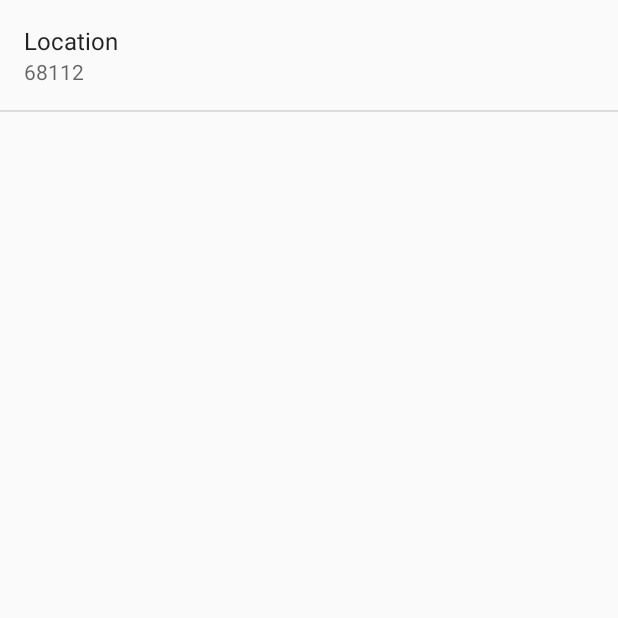
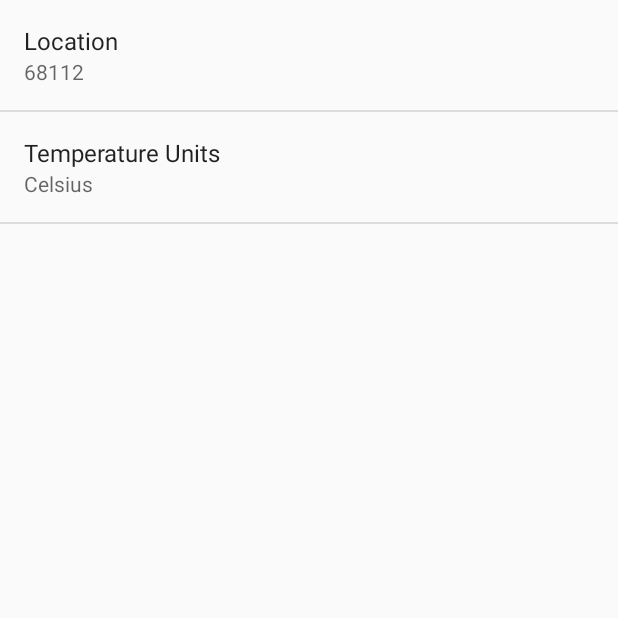
Before and after one commit to mbmunns/Sunshine, an Android app: the screen it shows after launch (SettingsActivity), in the options menu, after a tap on "Settings", on a phone screen of 412 x 824 dp, the top half of it. Run offline under Robolectric (Android 15) with nearby library versions, the phone set to English and light mode, and no system bars; 11 statements that could not run were skipped.

Commit message:
lesson 3.10

```diff
--- a/app/src/main/java/edu/unmc/sunshine/app/ForecastFragment.java
+++ b/app/src/main/java/edu/unmc/sunshine/app/ForecastFragment.java
@@ -18,7 +18,6 @@ import android.view.ViewGroup;
 import android.widget.AdapterView;
 import android.widget.ArrayAdapter;
 import android.widget.ListView;
-import android.widget.Toast;
 
 import org.json.JSONArray;
 import org.json.JSONException;
@@ -32,8 +31,6 @@ import java.net.HttpURLConnection;
 import java.net.URL;
 import java.text.SimpleDateFormat;
 import java.util.ArrayList;
-import java.util.Arrays;
-import java.util.List;
 
 /**
  * Encapsulates fetching the forecast and displaying it as a {@link ListView} layout.
@@ -146,7 +143,18 @@ public class ForecastFragment extends Fragment {
         /**
          * Prepare the weather high/lows for presentation.
          */
-        private String formatHighLows(double high, double low) {
+        private String formatHighLows(double high, double low, String unitType) {
+
+            if (unitType.equals(getString(R.string.pref_units_imperial))) {
+                high = (high * 1.8) + 32;
+                low = (low * 1.8) + 32;
+            } else if (unitType.equals(getString(R.string.pref_units_kelvin))) {
+                high = high * 274.15;
+                low = low * 274.15;
+            } else if (!unitType.equals(getString(R.string.pref_units_metric))) {
+                Log.d(LOG_TAG, "Unit type not found: " + unitType);
+            }
+
             // For presentation, assume the user doesn't care about tenths of a degree.
             long roundedHigh = Math.round(high);
             long roundedLow = Math.round(low);
@@ -202,6 +210,18 @@ public class ForecastFragment extends Fragment {
             dayTime = new Time();
 
             String[] resultStrs = new String[numDays];
+
+            // Data is fetched in Celsius by default.
+            // If user prefers to see in Fahrenheit, convert the values here.
+            // We do this rather than fetching in Fahrenheit so that the user can
+            // change this option without us having to re-fetch the data once
+            // we start storing the values in a database.
+            SharedPreferences sharedPrefs =
+                    PreferenceManager.getDefaultSharedPreferences(getActivity());
+            String unitType = sharedPrefs.getString(
+                    getString(R.string.pref_units_key),
+                    getString(R.string.pref_units_metric));
+
             for(int i = 0; i < numDays; i++) {
             //for(int i = 0; i < weatherArray.length(); i++) {
                 // For now, using the format "Day, description, hi/low"
@@ -230,7 +250,7 @@ public class ForecastFragment extends Fragment {
                 double high = temperatureObject.getDouble(OWM_MAX);
                 double low = temperatureObject.getDouble(OWM_MIN);
 
-                highAndLow = formatHighLows(high, low);
+                highAndLow = formatHighLows(high, low, unitType );
                 resultStrs[i] = day + " - " + description + " - " + highAndLow;
             }
 
--- a/app/src/main/java/edu/unmc/sunshine/app/SettingsActivity.java
+++ b/app/src/main/java/edu/unmc/sunshine/app/SettingsActivity.java
@@ -31,6 +31,7 @@ public class SettingsActivity extends PreferenceActivity
         // For all preferences, attach an OnPreferenceChangeListener so the UI summary can be
         // updated when the preference changes.
         bindPreferenceSummaryToValue(findPreference(getString(R.string.pref_location_key)));
+        bindPreferenceSummaryToValue(findPreference(getString(R.string.pref_units_key)));
     }
 
     /**
--- /dev/null
+++ b/app/src/main/res/values/arrays.xml
@@ -0,0 +1,15 @@
+<?xml version="1.0" encoding="utf-8"?>
+<resources>
+    <string-array name="pref_units_options">
+        <item>@string/pref_units_label_metric</item>
+        <item>@string/pref_units_label_imperial</item>
+        <item>@string/pref_units_label_kelvin</item>
+    </string-array>
+
+    <string-array name="pref_units_values">
+        <item>@string/pref_units_metric</item>
+        <item>@string/pref_units_imperial</item>
+        <item>@string/pref_units_kelvin</item>
+    </string-array>
+
+</resources>
--- a/app/src/main/res/values/strings.xml
+++ b/app/src/main/res/values/strings.xml
@@ -16,4 +16,17 @@
 
     <!-- Default postal code for location preference [CHAR LIMIT=NONE] -->
     <string name="pref_location_default" translatable="false">68112</string>
+
+
+
+    <string name="pref_units_label">Temperature Units</string>
+
+    <string name="pref_units_label_metric">Celsius</string>
+    <string name="pref_units_label_imperial">Fahrenheit</string>
+    <string name="pref_units_label_kelvin">Kelvin</string>
+    <string name="pref_units_key" translatable="false">units</string>
+    <string name="pref_units_metric" translatable="false">celsius</string>
+    <string name="pref_units_imperial" translatable="false">fahrenheit</string>
+    <string name="pref_units_kelvin" translatable="false">kelvin</string>
+
 </resources>
--- a/app/src/main/res/xml/pref_general.xml
+++ b/app/src/main/res/xml/pref_general.xml
@@ -10,4 +10,11 @@
         android:inputType="text"
         android:singleLine="true" />
 
+    <ListPreference
+        android:title="@string/pref_units_label"
+        android:key="@string/pref_units_key"
+        android:defaultValue="@string/pref_units_metric"
+        android:entryValues="@array/pref_units_values"
+        android:entries="@array/pref_units_options" />
+
 </PreferenceScreen>
```
